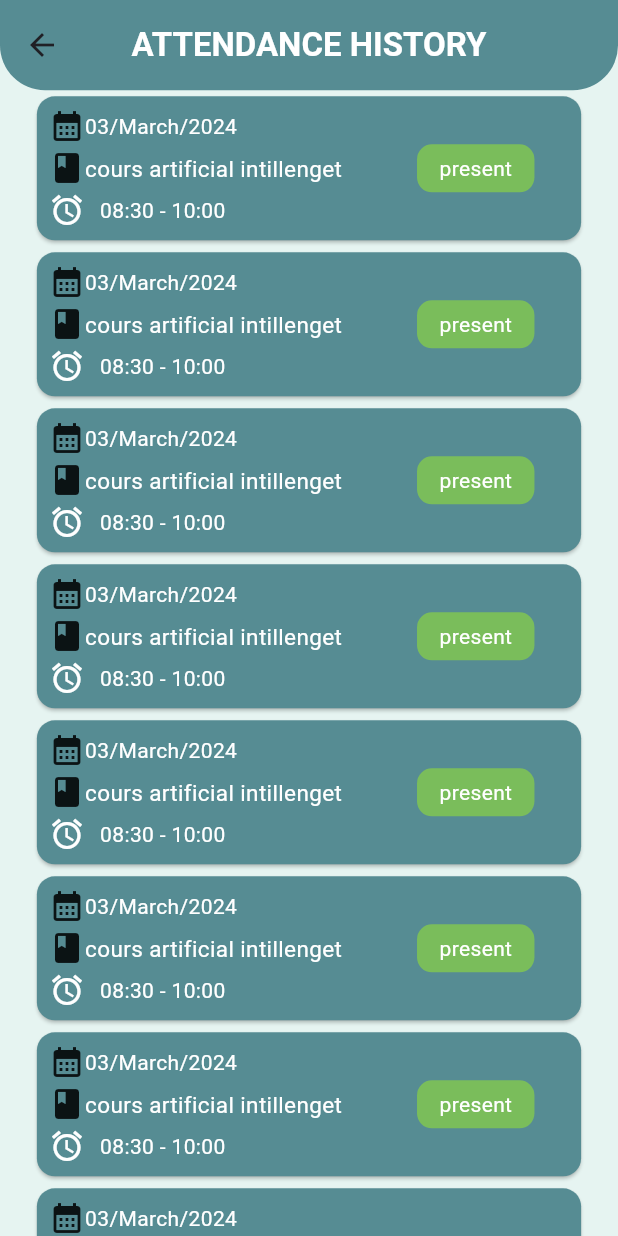
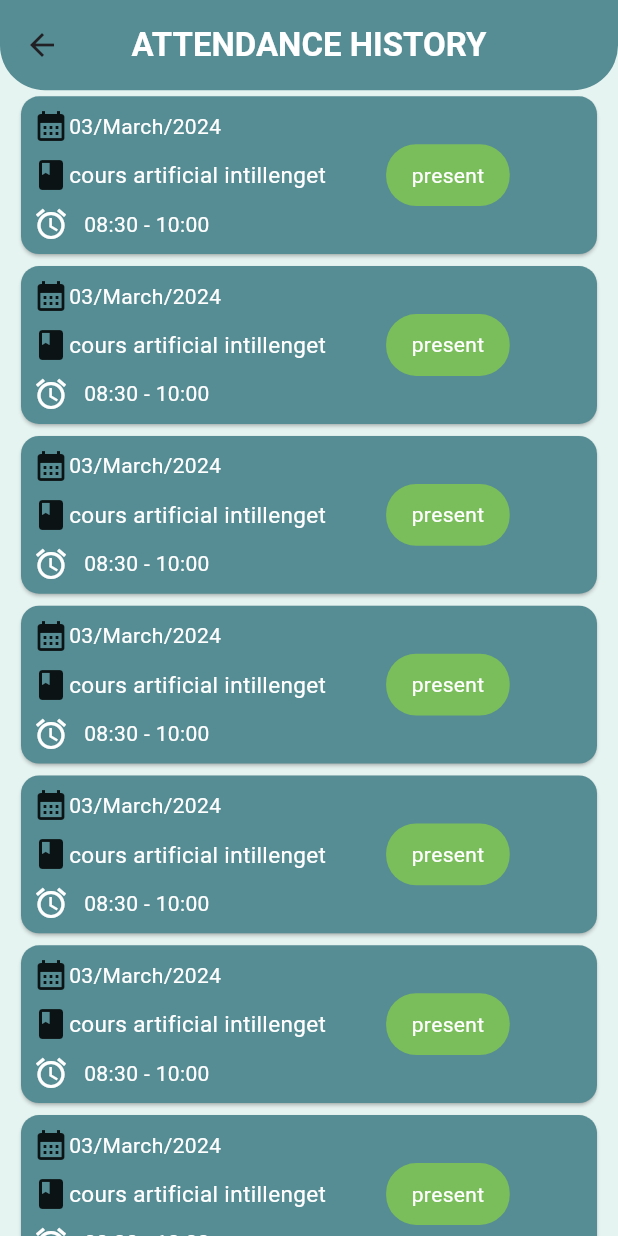
Before and after one commit to MerouaneRH/L3S6-SmartCollegeManagement, a Flutter app: the Attendance screen opened by its route, on a phone screen of 412 x 824 dp. Run offline on Flutter 3.47's test engine with Material 3 defaults, Android fonts, the phone set to English and light mode, and no system bars; our stand-ins replace awesome_dialog, cloud_firestore, firebase_auth, firebase_core; accounts and stored records are empty.

Commit message:
size fix

```diff
--- a/lib/comp/attendance_history_card.dart
+++ b/lib/comp/attendance_history_card.dart
@@ -5,9 +5,10 @@ class History_Card extends StatelessWidget {
 
   @override
   Widget build(BuildContext context) {
+
     return Center(
       child: SizedBox(
-        width: MediaQuery.of(context).size.width * 0.9,
+        width: MediaQuery.of(context).size.width-20 ,
         child: Card(
           color: const Color(0xFF568C93),
           child: Padding(
@@ -32,16 +33,18 @@ class History_Card extends StatelessWidget {
                       style: TextStyle(color: Colors.white, fontSize: 15),
                     ),
                     Container(
-                      height: 32,
-                      width: MediaQuery.of(context).size.width * 0.19,
+                      height:  MediaQuery.of(context).size.height/20,
+                      width: MediaQuery.of(context).size.width/5,
                       decoration: BoxDecoration(
                           // color: Colors.red,
                           //color: Color.fromARGB(255, 218, 90, 62),
                           color: Color.fromARGB(255, 122, 189, 91),
-                          borderRadius: BorderRadius.circular(10)),
-                      margin: const EdgeInsets.only(left: 50),
+                          borderRadius: BorderRadius.circular(20)),
+                      margin: const EdgeInsets.only(left:40),
                       child: const Center(
-                        child: Text("present",
+
+                        child:
+                        Text("present",
                             style: TextStyle(color: Colors.white)
                             // "Present"
                             ),
```
Also changed, not shown: lib/comp/cour_history.dart (+7 -4 lines), 1 other file.
